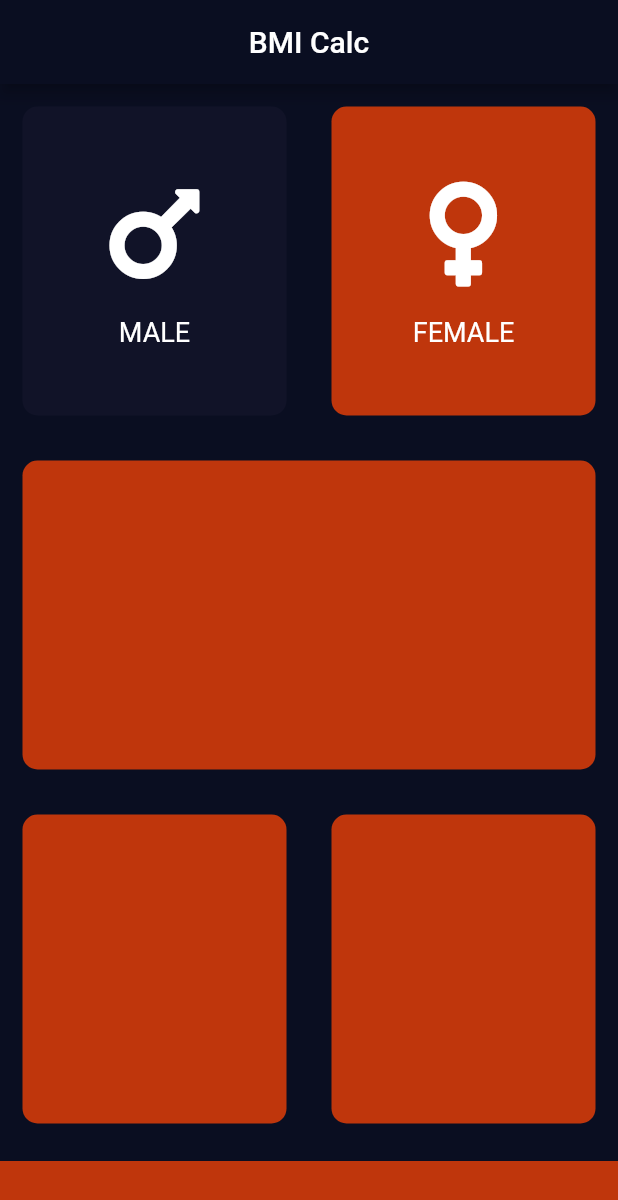
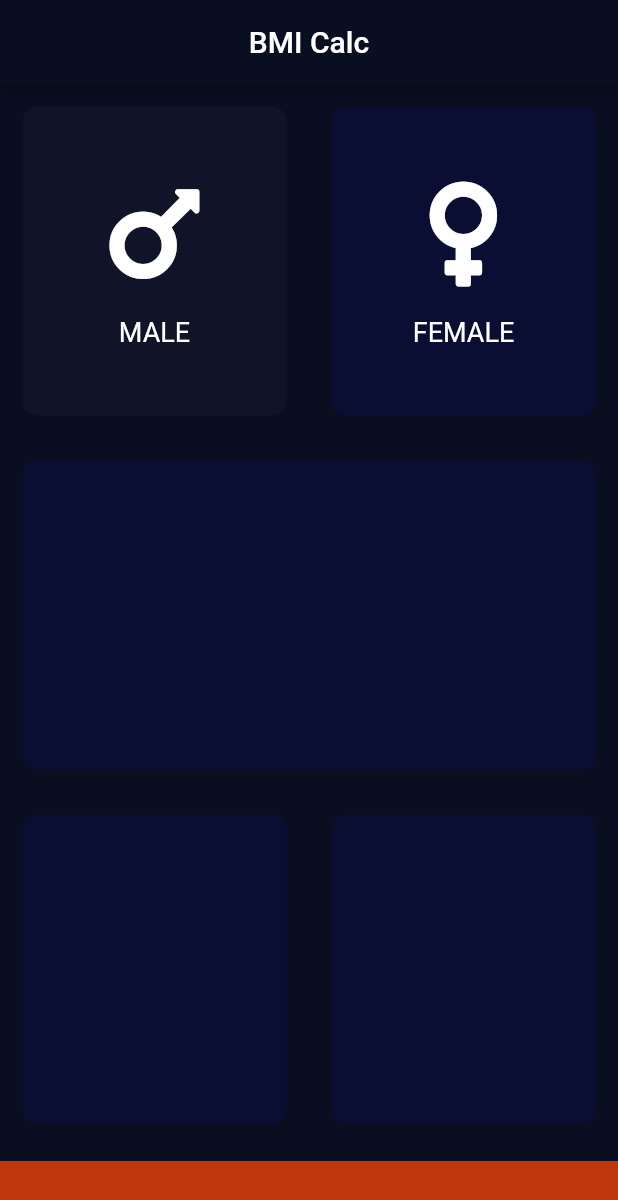
Before and after one commit to ImSronistic/bmi_calc, a Flutter app: the screen it shows after launch, after a tap on "MALE", on a phone screen of 412 x 824 dp. Shown: the top 1200 px of the screen. Run offline on Flutter 3.47's test engine with Material 2 defaults, Android fonts, the phone set to English and light mode, and no system bars; our stand-ins replace font_awesome_flutter.

```diff
--- a/lib/input_page.dart
+++ b/lib/input_page.dart
@@ -2,8 +2,13 @@ import 'package:flutter/material.dart';
 import 'extracted_widgets.dart';
 import 'package:font_awesome_flutter/font_awesome_flutter.dart';
 
-const activeColor = Color(0xFFBF360C);
+const activeColor = Color(0xFF0A0E33);
 const inActiveColor = Color(0xff111328);
+
+enum gender {
+  female,
+  male,
+}
 
 class InputPage extends StatefulWidget {
   @override
@@ -14,8 +19,8 @@ class _InputPageState extends State<InputPage> {
   Color maleCardColour = activeColor;
   Color femaleCardColour = activeColor;
 
-  void updateColour(int gender) {
-    if (gender == 1) {
+  void updateColour(gender selectedGender) {
+    if (selectedGender == gender.male) {
       if (maleCardColour == inActiveColor) {
         maleCardColour = activeColor;
         femaleCardColour = inActiveColor;
@@ -23,7 +28,7 @@ class _InputPageState extends State<InputPage> {
         maleCardColour = inActiveColor;
       }
     }
-    if (gender == 2) {
+    if (selectedGender == gender.female) {
       if (femaleCardColour == inActiveColor) {
         femaleCardColour = activeColor;
         maleCardColour = inActiveColor;
@@ -48,7 +53,7 @@ class _InputPageState extends State<InputPage> {
                 child: GestureDetector(
                   onTap: () {
                     setState(() {
-                      updateColour(1);
+                      updateColour(gender.male);
                     });
                   },
                   child: ReusableCard(
@@ -65,7 +70,7 @@ class _InputPageState extends State<InputPage> {
                   onTap: () {
                     //anonymous
                     setState(() {
-                      updateColour(2);
+                      updateColour(gender.female);
                     });
                   },
                   child: ReusableCard(
```
